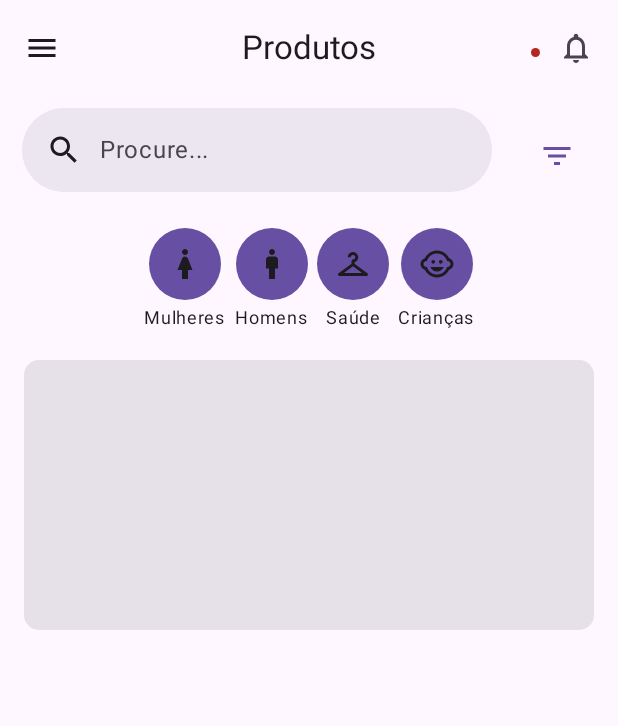
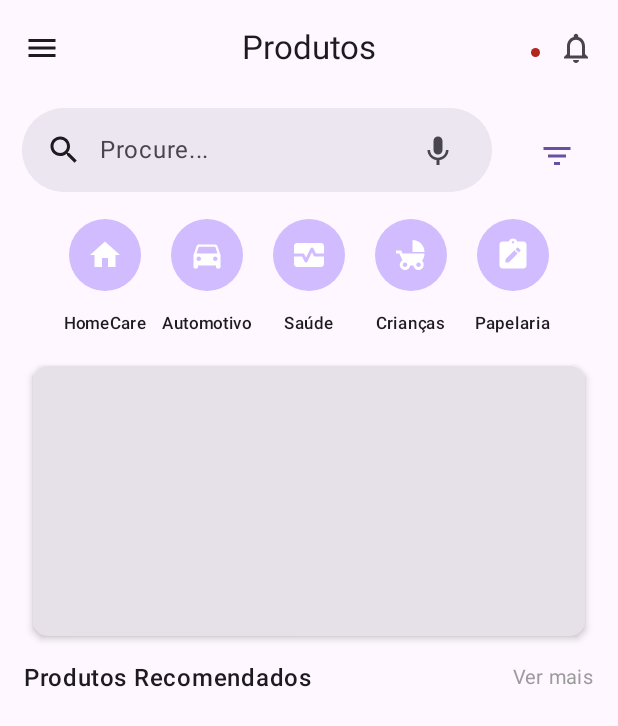
Before and after one commit to Gian-f/jetpack-test, an Android app built with Jetpack Compose: the screen it shows after launch (MainActivity), after a tap on "Continue como visitante", on a phone screen of 412 x 824 dp. Shown: the top 726 px of the screen. Run offline under Robolectric (Android 15) with nearby library versions, the phone set to English and light mode, and no system bars; 1 statement that could not run was skipped.

Commit message:
feature: continue the product screen implementation

```diff
--- a/app/build.gradle.kts
+++ b/app/build.gradle.kts
@@ -53,7 +53,7 @@ dependencies {
     implementation("androidx.core:core-ktx:1.10.1")
     implementation("androidx.lifecycle:lifecycle-runtime-ktx:2.6.1")
     implementation("androidx.activity:activity-compose:1.7.2")
-    implementation ("androidx.navigation:navigation-compose:2.7.1")
+    implementation("androidx.navigation:navigation-compose:2.7.1")
     implementation("androidx.compose.ui:ui")
     implementation("androidx.compose.ui:ui-graphics")
     implementation("androidx.compose.ui:ui-tooling-preview")
@@ -68,4 +68,5 @@ dependencies {
     androidTestImplementation("androidx.compose.ui:ui-test-junit4")
     debugImplementation("androidx.compose.ui:ui-tooling")
     debugImplementation("androidx.compose.ui:ui-test-manifest")
+
 }
--- /dev/null
+++ b/app/src/main/java/com/br/jetpacktest/data/dummy/CategoriesDummyData.kt
@@ -0,0 +1,34 @@
+package com.br.jetpacktest.data.dummy
+
+import androidx.compose.material.icons.Icons
+import androidx.compose.material.icons.filled.ChildFriendly
+import androidx.compose.material.icons.filled.DirectionsCar
+import androidx.compose.material.icons.filled.Home
+import androidx.compose.material.icons.filled.MonitorHeart
+import androidx.compose.material.icons.filled.NoteAlt
+import com.br.jetpacktest.domain.model.CategoriesData
+
+object CategoriesDummyData {
+    val categories = listOf(
+        CategoriesData(
+            label = "HomeCare",
+            icon = Icons.Filled.Home
+        ),
+        CategoriesData(
+            label = "Automotivo",
+            icon = Icons.Filled.DirectionsCar
+        ),
+        CategoriesData(
+            label = "Saúde",
+            icon = Icons.Filled.MonitorHeart
+        ),
+        CategoriesData(
+            label = "Crianças",
+            icon = Icons.Filled.ChildFriendly
+        ),
+        CategoriesData(
+            label = "Papelaria",
+            icon = Icons.Filled.NoteAlt
+        ),
+    )
+}
--- /dev/null
+++ b/app/src/main/java/com/br/jetpacktest/domain/model/CategoriesData.kt
@@ -0,0 +1,8 @@
+package com.br.jetpacktest.domain.model
+
+import androidx.compose.ui.graphics.vector.ImageVector
+
+data class CategoriesData(
+    val label: String,
+    val icon: ImageVector,
+)
--- a/app/src/main/java/com/br/jetpacktest/ui/components/Widgets.kt
+++ b/app/src/main/java/com/br/jetpacktest/ui/components/Widgets.kt
@@ -45,10 +45,14 @@ import androidx.compose.runtime.remember
 import androidx.compose.runtime.setValue
 import androidx.compose.ui.Alignment
 import androidx.compose.ui.Modifier
+import androidx.compose.ui.draw.clip
 import androidx.compose.ui.graphics.Color
+import androidx.compose.ui.graphics.vector.ImageVector
 import androidx.compose.ui.text.TextStyle
 import androidx.compose.ui.text.font.FontWeight
 import androidx.compose.ui.unit.Dp
+import androidx.compose.ui.unit.TextUnit
+import androidx.compose.ui.unit.TextUnitType
 import androidx.compose.ui.unit.dp
 import androidx.compose.ui.unit.sp
 import androidx.compose.ui.zIndex
@@ -121,6 +125,7 @@ fun RadioOption(text: String, isSelected: Boolean, onSelect: () -> Unit) {
         horizontalArrangement = Arrangement.SpaceBetween,
         modifier = Modifier
             .fillMaxWidth()
+            .clip(CircleShape)
             .clickable(
                 onClick = onSelect
             )
@@ -357,3 +362,43 @@ fun SegmentedButton(
         }
     }
 }
+
+@Composable
+fun CategoriesButton(
+    label: String,
+    icon: ImageVector,
+    onClick: () -> Unit,
+) {
+    var isClicked by remember { mutableStateOf(false) }
+
+    Column(
+        horizontalAlignment = Alignment.CenterHorizontally,
+        verticalArrangement = Arrangement.Center,
+    ) {
+        Box(modifier = Modifier
+            .clip(CircleShape)
+            .clickable {
+                isClicked = !isClicked
+                onClick()
+            }
+            .padding(all = 10.dp)
+        ) {
+            Icon(
+                imageVector = icon,
+                contentDescription = "categories",
+                tint = if (isClicked) MaterialTheme.colorScheme.primary else MaterialTheme.colorScheme.onSecondary,
+                modifier = Modifier
+                    .background(
+                        MaterialTheme.colorScheme.inversePrimary,
+                        RoundedCornerShape(30.dp)
+                    )
+                    .padding(12.dp)
+            )
+        }
+        Text(
+            text = label,
+            fontWeight = FontWeight.W600,
+            fontSize = TextUnit(11f, TextUnitType.Sp)
+        )
+    }
+}
--- a/app/src/main/java/com/br/jetpacktest/ui/screens/HomeScreen.kt
+++ b/app/src/main/java/com/br/jetpacktest/ui/screens/HomeScreen.kt
@@ -3,7 +3,6 @@ package com.br.jetpacktest.ui.screens
 import android.util.Log
 import androidx.compose.foundation.ExperimentalFoundationApi
 import androidx.compose.foundation.Image
-import androidx.compose.foundation.background
 import androidx.compose.foundation.border
 import androidx.compose.foundation.clickable
 import androidx.compose.foundation.layout.Arrangement
@@ -11,6 +10,7 @@ import androidx.compose.foundation.layout.Box
 import androidx.compose.foundation.layout.Column
 import androidx.compose.foundation.layout.Row
 import androidx.compose.foundation.layout.Spacer
+import androidx.compose.foundation.layout.fillMaxSize
 import androidx.compose.foundation.layout.fillMaxWidth
 import androidx.compose.foundation.layout.height
 import androidx.compose.foundation.layout.padding
@@ -23,16 +23,13 @@ import androidx.compose.foundation.pager.rememberPagerState
 import androidx.compose.foundation.shape.CircleShape
 import androidx.compose.foundation.shape.RoundedCornerShape
 import androidx.compose.material.icons.Icons
-import androidx.compose.material.icons.filled.Checkroom
-import androidx.compose.material.icons.filled.ChildCare
 import androidx.compose.material.icons.filled.Close
+import androidx.compose.material.icons.filled.KeyboardVoice
 import androidx.compose.material.icons.filled.Logout
-import androidx.compose.material.icons.filled.Man
 import androidx.compose.material.icons.filled.Menu
 import androidx.compose.material.icons.filled.NotificationsNone
 import androidx.compose.material.icons.filled.Person
 import androidx.compose.material.icons.filled.Search
-import androidx.compose.material.icons.filled.Woman
 import androidx.compose.material3.Badge
 import androidx.compose.material3.BadgedBox
 import androidx.compose.material3.Button
@@ -52,6 +49,9 @@ import androidx.compose.material3.ModalNavigationDrawer
 import androidx.compose.material3.NavigationDrawerItem
 import androidx.compose.material3.NavigationDrawerItemDefaults
 import androidx.compose.material3.Scaffold
+import androidx.compose.material3.SnackbarDuration
+import androidx.compose.material3.SnackbarHost
+import androidx.compose.material3.SnackbarHostState
 import androidx.compose.material3.Text
 import androidx.compose.material3.rememberDrawerState
 import androidx.compose.material3.rememberModalBottomSheetState
@@ -67,8 +67,8 @@ import androidx.compose.runtime.saveable.rememberSaveable
 import androidx.compose.runtime.setValue
 import androidx.compose.ui.Alignment
 import androidx.compose.ui.Modifier
+import androidx.compose.ui.draw.clip
 import androidx.compose.ui.graphics.Color
-import androidx.compose.ui.graphics.vector.ImageVector
 import androidx.compose.ui.text.font.FontWeight
 import androidx.compose.ui.text.style.TextAlign
 import androidx.compose.ui.text.style.TextOverflow
@@ -76,9 +76,12 @@ import androidx.compose.ui.unit.TextUnit
 import androidx.compose.ui.unit.TextUnitType
 import androidx.compose.ui.unit.dp
 import androidx.navigation.NavHostController
+import com.br.jetpacktest.data.dummy.CategoriesDummyData.categories
 import com.br.jetpacktest.data.dummy.NavigationDrawerData
 import com.br.jetpacktest.data.dummy.NotificationsData.items
+import com.br.jetpacktest.data.dummy.ProductsData.products
 import com.br.jetpacktest.ui.components.BottomSheetModalFilter
+import com.br.jetpacktest.ui.components.CategoriesButton
 import com.br.jetpacktest.ui.components.ConfirmDialog
 import com.br.jetpacktest.ui.components.FilterButton
 import com.br.jetpacktest.ui.components.HistoryItem
@@ -86,7 +89,6 @@ import com.br.jetpacktest.ui.components.SegmentedButton
 import com.br.jetpacktest.ui.routes.Screen
 import kotlinx.coroutines.CoroutineScope
 import kotlinx.coroutines.launch
-
 
 @Composable
 fun HomeScreen(navController: NavHostController) {
@@ -225,7 +227,9 @@ private fun DrawerHeader(openDialog: MutableState<Boolean>) {
 }
 
 @Composable
-@OptIn(ExperimentalMaterial3Api::class, ExperimentalFoundationApi::class)
+@OptIn(
+    ExperimentalMaterial3Api::class, ExperimentalFoundationApi::class,
+)
 private fun PageContent(
     scope: CoroutineScope,
     drawerState: DrawerState,
@@ -237,7 +241,10 @@ private fun PageContent(
     var active by remember { mutableStateOf(false) }
     val items = remember { mutableStateListOf(emptyList<String>()) }
     val sheetState = rememberModalBottomSheetState(true)
+    val snackbarHostState = remember { SnackbarHostState() }
+    val productsPager = rememberPagerState { 5 }
     Scaffold(
+        snackbarHost = { SnackbarHost(snackbarHostState) },
         topBar = {
             Column {
                 CenterAlignedTopAppBar(
@@ -285,11 +292,22 @@ private fun PageContent(
                                 )
                             },
                             trailingIcon = {
+                                Row {
+                                    Icon(
+                                        imageVector = Icons.Filled.KeyboardVoice,
+                                        contentDescription = "Voice",
+                                        modifier = Modifier
+                                            .clip(CircleShape)
+                                            .clickable {}
+                                    )
+                                    Spacer(modifier = Modifier.width(16.dp))
                                     if (active) {
                                         Icon(
                                             imageVector = Icons.Filled.Close,
                                             contentDescription = "Search",
-                                        modifier = Modifier.clickable {
+                                            modifier = Modifier
+                                                .clip(CircleShape)
+                                                .clickable {
                                                     if (query.isNotEmpty()) {
                                                         query = ""
                                                     } else {
@@ -298,6 +316,7 @@ private fun PageContent(
                                                     }
                                                 }
                                         )
+                                    }
                                 }
                             }
                         ) {
@@ -318,83 +337,103 @@ private fun PageContent(
             }
         },
         content = { contentPadding ->
-            Column(
+            LazyColumn(
                 horizontalAlignment = Alignment.Start,
                 modifier = Modifier
-                    .fillMaxWidth()
+                    .fillMaxSize()
                     .padding(contentPadding)
             ) {
-                HorizontalPager(state = pagerState) {
+                item {
+                    HorizontalPager(
+                        state = pagerState,
+                    ) {
                         Row(
                             horizontalArrangement = Arrangement.Center,
                             modifier = Modifier
                                 .fillMaxWidth()
-                            .padding(top = 16.dp, bottom = 16.dp)
+                                .padding(bottom = 16.dp)
                         ) {
+                            categories.forEach { categories ->
                                 CategoriesButton(
-                            label = "Mulheres",
-                            icon = Icons.Filled.Woman,
-                            onClick = {}
+                                    label = categories.label,
+                                    icon = categories.icon,
+                                    onClick = {
+                                        scope.launch {
+                                            snackbarHostState.showSnackbar(
+                                                message = categories.label,
+                                                actionLabel = null,
+                                                withDismissAction = true,
+                                                duration = SnackbarDuration.Short
                                             )
-                        Spacer(modifier = Modifier.width(6.dp))
-                        CategoriesButton(
-                            label = "Homens",
-                            icon = Icons.Filled.Man,
-                            onClick = {}
+                                        }
+                                    }
                                 )
-                        Spacer(modifier = Modifier.width(6.dp))
-
-                        CategoriesButton(
-                            label = "Saúde",
-                            icon = Icons.Filled.Checkroom,
-                            onClick = {}
-                        )
-                        Spacer(modifier = Modifier.width(6.dp))
-
-                        CategoriesButton(
-                            label = "Crianças",
-                            icon = Icons.Filled.ChildCare,
-                            onClick = {}
-                        )
+                            }
                         }
                     }
                     Card(
                         modifier = Modifier
                             .fillMaxWidth()
                             .height(180.dp)
-                        .padding(start = 16.dp, end = 16.dp),
-                    elevation = CardDefaults.cardElevation(2.dp),
+                            .padding(start = 22.dp, end = 22.dp),
+                        elevation = CardDefaults.cardElevation(3.dp),
                         shape = RoundedCornerShape(10.dp)
                     ) {
 
+                    }
+                    Row(
+                        horizontalArrangement = Arrangement.SpaceBetween,
+                        modifier = Modifier
+                            .fillMaxWidth()
+                            .padding(16.dp)
+                    ) {
+                        Text(
+                            text = "Produtos Recomendados",
+                            fontWeight = FontWeight.SemiBold,
+                            fontSize = TextUnit(16F, TextUnitType.Sp)
+                        )
+                        Text(
+                            text = "Ver mais",
+                            fontWeight = FontWeight.W400,
+                            fontSize = TextUnit(13F, TextUnitType.Sp),
+                            color = Color(0xFF9B9B9B)
+                        )
+                    }
+                    Row(
+                        horizontalArrangement = Arrangement.Center,
+                        modifier = Modifier.fillMaxWidth().padding(16.dp)
+                    ) {
+                        HorizontalPager(
+                            state = productsPager,
+                        ) {
+                            products.forEach {
+                                Column(horizontalAlignment = Alignment.CenterHorizontally) {
+                                    Card(
+                                        modifier = Modifier
+                                            .width(120.dp)
+                                            .height(150.dp)
+                                    ) {
+//                                        Icon(
+//                                            modifier = Modifier.fillMaxSize(),
+//                                            imageVector = it.image,
+//                                            contentDescription = "icon"
+//                                        )
+                                    }
+                                    Spacer(modifier = Modifier.height(6.dp))
+                                    Text(text = it.description)
+                                    Spacer(modifier = Modifier.height(6.dp))
+                                    Text(text = it.price)
+                                }
+                                Spacer(modifier = Modifier.width(22.dp))
+                            }
+                        }
+                    }
                 }
             }
         }
     )
     if (sheetState.isVisible) {
         BottomSheetModalFilter(sheetState, scope)
-    }
-}
-
-@Composable
-private fun CategoriesButton(
-    label: String,
-    icon: ImageVector,
-    onClick: () -> Unit,
-) {
-    Column(
-        horizontalAlignment = Alignment.CenterHorizontally,
-        verticalArrangement = Arrangement.Center
-    ) {
-        Icon(
-            imageVector = icon,
-            contentDescription = "categories",
-            modifier = Modifier
-                .background(MaterialTheme.colorScheme.primary, RoundedCornerShape(30.dp))
-                .padding(12.dp)
-                .clickable { onClick },
-        )
-        Text(text = label, fontSize = TextUnit(12f, TextUnitType.Sp))
     }
 }
 
```
Also changed, not shown: app/src/main/java/com/br/jetpacktest/data/dummy/ProductsData.kt (added, +41 -0 lines), app/src/main/java/com/br/jetpacktest/domain/model/Products.kt (added, +9 -0 lines). Lines whose indentation alone changed are shown as unchanged.
